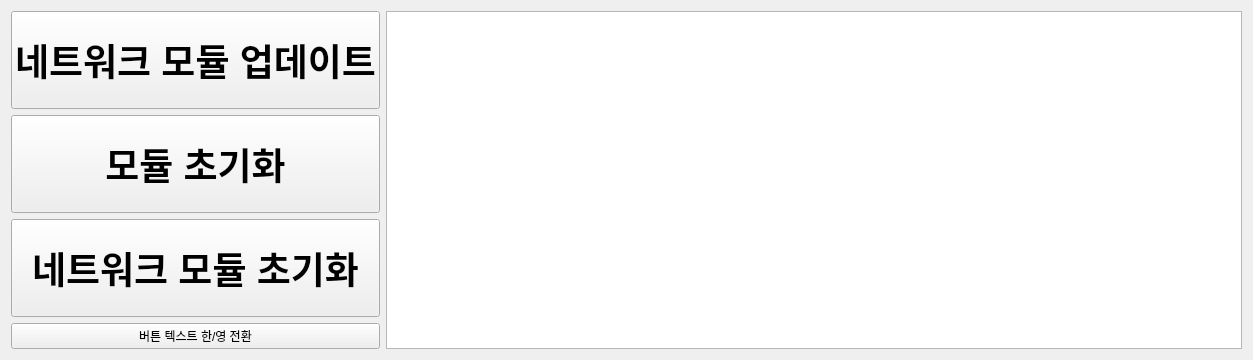
Old version of the form modi/assets/modi_firmware_updater.ui in the repository LUXROBO/pymodi.
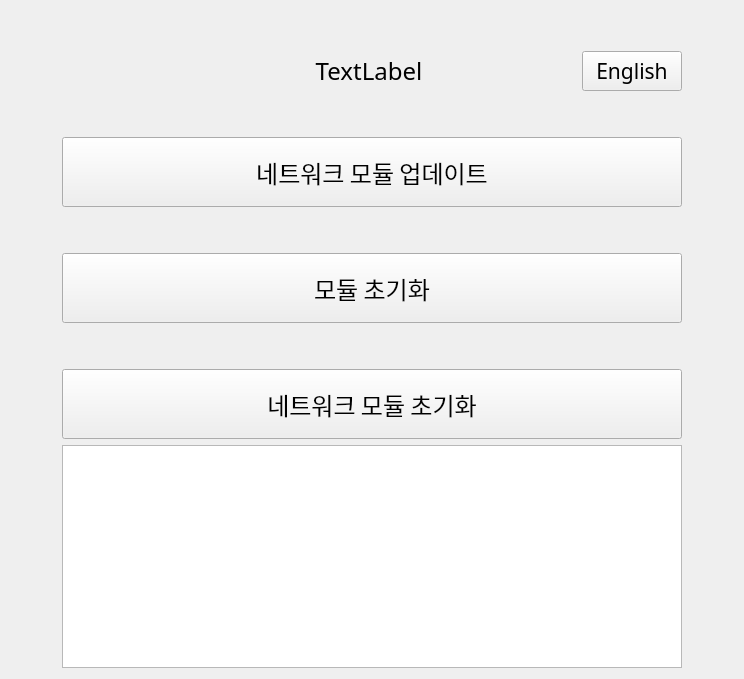
New version of the form.

Commit message: Refactor layout accordingly

What changed in the file:
```diff
--- a/modi/assets/modi_firmware_updater.ui
+++ b/modi/assets/modi_firmware_updater.ui
@@ -6,44 +6,234 @@
    <rect>
     <x>0</x>
     <y>0</y>
-    <width>1253</width>
-    <height>360</height>
+    <width>744</width>
+    <height>679</height>
    </rect>
   </property>
+  <property name="sizePolicy">
+   <sizepolicy hsizetype="Fixed" vsizetype="Fixed">
+    <horstretch>0</horstretch>
+    <verstretch>0</verstretch>
+   </sizepolicy>
+  </property>
+  <property name="maximumSize">
+   <size>
+    <width>744</width>
+    <height>16777215</height>
+   </size>
+  </property>
+  <property name="font">
+   <font>
+    <family>LuxHanSans</family>
+    <pointsize>18</pointsize>
+   </font>
+  </property>
   <property name="focusPolicy">
    <enum>Qt::StrongFocus</enum>
   </property>
   <property name="windowTitle">
    <string>Dialog</string>
   </property>
+  <property name="autoFillBackground">
+   <bool>false</bool>
+  </property>
   <layout class="QGridLayout" name="gridLayout">
-   <item row="1" column="2">
+   <item row="4" column="0">
+    <spacer name="horizontalSpacer_4">
+     <property name="orientation">
+      <enum>Qt::Horizontal</enum>
+     </property>
+     <property name="sizeType">
+      <enum>QSizePolicy::MinimumExpanding</enum>
+     </property>
+     <property name="sizeHint" stdset="0">
+      <size>
+       <width>40</width>
+       <height>20</height>
+      </size>
+     </property>
+    </spacer>
+   </item>
+   <item row="4" column="2">
+    <spacer name="horizontalSpacer_5">
+     <property name="orientation">
+      <enum>Qt::Horizontal</enum>
+     </property>
+     <property name="sizeType">
+      <enum>QSizePolicy::MinimumExpanding</enum>
+     </property>
+     <property name="sizeHint" stdset="0">
+      <size>
+       <width>40</width>
+       <height>20</height>
+      </size>
+     </property>
+    </spacer>
+   </item>
+   <item row="1" column="0">
+    <spacer name="horizontalSpacer">
+     <property name="orientation">
+      <enum>Qt::Horizontal</enum>
+     </property>
+     <property name="sizeType">
+      <enum>QSizePolicy::MinimumExpanding</enum>
+     </property>
+     <property name="sizeHint" stdset="0">
+      <size>
+       <width>40</width>
+       <height>20</height>
+      </size>
+     </property>
+    </spacer>
+   </item>
+   <item row="1" column="1">
     <layout class="QVBoxLayout" name="verticalLayout">
+     <item>
+      <layout class="QHBoxLayout" name="horizontalLayout" stretch="0,0,0,0">
+       <item>
+        <spacer name="horizontalSpacer_2">
+         <property name="orientation">
+          <enum>Qt::Horizontal</enum>
+         </property>
+         <property name="sizeType">
+          <enum>QSizePolicy::Fixed</enum>
+         </property>
+         <property name="sizeHint" stdset="0">
+          <size>
+           <width>200</width>
+           <height>20</height>
+          </size>
+         </property>
+        </spacer>
+       </item>
+       <item>
+        <widget class="QLabel" name="lux_logo">
+         <property name="sizePolicy">
+          <sizepolicy hsizetype="Preferred" vsizetype="Preferred">
+           <horstretch>0</horstretch>
+           <verstretch>0</verstretch>
+          </sizepolicy>
+         </property>
+         <property name="autoFillBackground">
+          <bool>true</bool>
+         </property>
+         <property name="text">
+          <string>TextLabel</string>
+         </property>
+         <property name="alignment">
+          <set>Qt::AlignCenter</set>
+         </property>
+        </widget>
+       </item>
+       <item>
+        <spacer name="horizontalSpacer_6">
+         <property name="orientation">
+          <enum>Qt::Horizontal</enum>
+         </property>
+         <property name="sizeType">
+          <enum>QSizePolicy::Fixed</enum>
+         </property>
+         <property name="sizeHint" stdset="0">
+          <size>
+           <width>100</width>
+           <height>20</height>
+          </size>
+         </property>
+        </spacer>
+       </item>
+       <item>
+        <widget class="QPushButton" name="translate_button">
+         <property name="sizePolicy">
+          <sizepolicy hsizetype="Expanding" vsizetype="Expanding">
+           <horstretch>0</horstretch>
+           <verstretch>0</verstretch>
+          </sizepolicy>
+         </property>
+         <property name="minimumSize">
+          <size>
+           <width>100</width>
+           <height>40</height>
+          </size>
+         </property>
+         <property name="maximumSize">
+          <size>
+           <width>100</width>
+           <height>40</height>
+          </size>
+         </property>
+         <property name="font">
+          <font>
+           <pointsize>16</pointsize>
+           <kerning>false</kerning>
+          </font>
+         </property>
+         <property name="focusPolicy">
+          <enum>Qt::WheelFocus</enum>
+         </property>
+         <property name="toolTipDuration">
+          <number>0</number>
+         </property>
+         <property name="text">
+          <string>English</string>
+         </property>
+         <property name="iconSize">
+          <size>
+           <width>16</width>
+           <height>16</height>
+          </size>
+         </property>
+         <property name="autoDefault">
+          <bool>false</bool>
+         </property>
+         <property name="default">
+          <bool>false</bool>
+         </property>
+         <property name="flat">
+          <bool>false</bool>
+         </property>
+        </widget>
+       </item>
+      </layout>
+     </item>
+     <item>
+      <spacer name="verticalSpacer_3">
+       <property name="orientation">
+        <enum>Qt::Vertical</enum>
+       </property>
+       <property name="sizeType">
+        <enum>QSizePolicy::Fixed</enum>
+       </property>
+       <property name="sizeHint" stdset="0">
+        <size>
+         <width>20</width>
+         <height>40</height>
+        </size>
+       </property>
+      </spacer>
+     </item>
      <item>
       <widget class="QPushButton" name="update_network_esp32">
        <property name="sizePolicy">
-        <sizepolicy hsizetype="Fixed" vsizetype="Expanding">
+        <sizepolicy hsizetype="Fixed" vsizetype="Fixed">
          <horstretch>0</horstretch>
          <verstretch>0</verstretch>
         </sizepolicy>
        </property>
        <property name="minimumSize">
         <size>
-         <width>300</width>
-         <height>0</height>
+         <width>620</width>
+         <height>70</height>
         </size>
        </property>
        <property name="maximumSize">
         <size>
-         <width>1000</width>
-         <height>16777215</height>
+         <width>620</width>
+         <height>70</height>
         </size>
        </property>
        <property name="font">
         <font>
-         <pointsize>28</pointsize>
-         <weight>75</weight>
-         <bold>true</bold>
+         <pointsize>18</pointsize>
          <kerning>false</kerning>
         </font>
        </property>
@@ -67,31 +257,47 @@
        </property>
       </widget>
      </item>
+     <item>
+      <spacer name="verticalSpacer">
+       <property name="orientation">
+        <enum>Qt::Vertical</enum>
+       </property>
+       <property name="sizeType">
+        <enum>QSizePolicy::Fixed</enum>
+       </property>
+       <property name="sizeHint" stdset="0">
+        <size>
+         <width>20</width>
+         <height>40</height>
+        </size>
+       </property>
+      </spacer>
+     </item>
      <item>
       <widget class="QPushButton" name="update_stm32_modules">
        <property name="sizePolicy">
-        <sizepolicy hsizetype="Fixed" vsizetype="Expanding">
+        <sizepolicy hsizetype="Fixed" vsizetype="Fixed">
          <horstretch>0</horstretch>
          <verstretch>0</verstretch>
         </sizepolicy>
        </property>
        <property name="minimumSize">
         <size>
-         <width>300</width>
-         <height>0</height>
+         <width>620</width>
+         <height>70</height>
         </size>
        </property>
        <property name="maximumSize">
         <size>
-         <width>10000</width>
-         <height>16777215</height>
+         <width>620</width>
+         <height>70</height>
         </size>
        </property>
        <property name="font">
         <font>
-         <pointsize>28</pointsize>
-         <weight>75</weight>
-         <bold>true</bold>
+         <pointsize>18</pointsize>
+         <weight>50</weight>
+         <bold>false</bold>
          <kerning>false</kerning>
         </font>
        </property>
@@ -112,31 +318,47 @@
        </property>
       </widget>
      </item>
+     <item>
+      <spacer name="verticalSpacer_2">
+       <property name="orientation">
+        <enum>Qt::Vertical</enum>
+       </property>
+       <property name="sizeType">
+        <enum>QSizePolicy::Fixed</enum>
+       </property>
+       <property name="sizeHint" stdset="0">
+        <size>
+         <width>20</width>
+         <height>40</height>
+        </size>
+       </property>
+      </spacer>
+     </item>
      <item>
       <widget class="QPushButton" name="update_network_stm32">
        <property name="sizePolicy">
-        <sizepolicy hsizetype="Fixed" vsizetype="Expanding">
+        <sizepolicy hsizetype="Fixed" vsizetype="Fixed">
          <horstretch>0</horstretch>
          <verstretch>0</verstretch>
         </sizepolicy>
        </property>
        <property name="minimumSize">
         <size>
-         <width>300</width>
-         <height>0</height>
+         <width>620</width>
+         <height>70</height>
         </size>
        </property>
        <property name="maximumSize">
         <size>
-         <width>1000</width>
-         <height>16777215</height>
+         <width>620</width>
+         <height>70</height>
         </size>
        </property>
        <property name="font">
         <font>
-         <pointsize>28</pointsize>
-         <weight>75</weight>
-         <bold>true</bold>
+         <pointsize>18</pointsize>
+         <weight>50</weight>
+         <bold>false</bold>
          <kerning>false</kerning>
         </font>
        </property>
@@ -157,22 +379,25 @@
        </property>
       </widget>
      </item>
-     <item>
-      <widget class="QPushButton" name="translate_button">
-       <property name="focusPolicy">
-        <enum>Qt::WheelFocus</enum>
-       </property>
-       <property name="text">
-        <string>버튼 텍스트 한/영 전환</string>
-       </property>
-       <property name="autoDefault">
-        <bool>false</bool>
-       </property>
-      </widget>
-     </item>
     </layout>
    </item>
-   <item row="1" column="9">
+   <item row="1" column="2">
+    <spacer name="horizontalSpacer_3">
+     <property name="orientation">
+      <enum>Qt::Horizontal</enum>
+     </property>
+     <property name="sizeType">
+      <enum>QSizePolicy::MinimumExpanding</enum>
+     </property>
+     <property name="sizeHint" stdset="0">
+      <size>
+       <width>40</width>
+       <height>20</height>
+      </size>
+     </property>
+    </spacer>
+   </item>
+   <item row="4" column="1">
     <widget class="QTextBrowser" name="console">
      <property name="sizePolicy">
       <sizepolicy hsizetype="Expanding" vsizetype="Expanding">
@@ -191,6 +416,22 @@
      </property>
     </widget>
    </item>
+   <item row="0" column="1">
+    <spacer name="verticalSpacer_4">
+     <property name="orientation">
+      <enum>Qt::Vertical</enum>
+     </property>
+     <property name="sizeType">
+      <enum>QSizePolicy::Fixed</enum>
+     </property>
+     <property name="sizeHint" stdset="0">
+      <size>
+       <width>20</width>
+       <height>40</height>
+      </size>
+     </property>
+    </spacer>
+   </item>
   </layout>
  </widget>
  <resources/>
```
